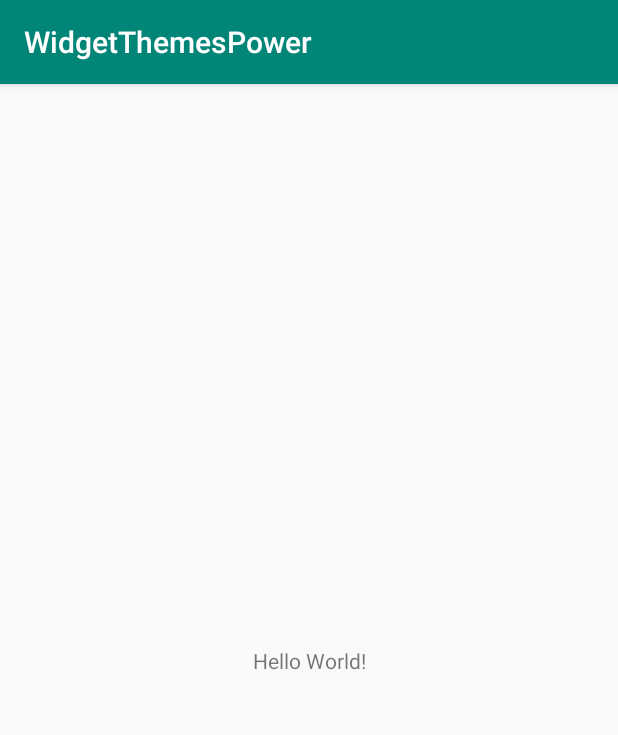
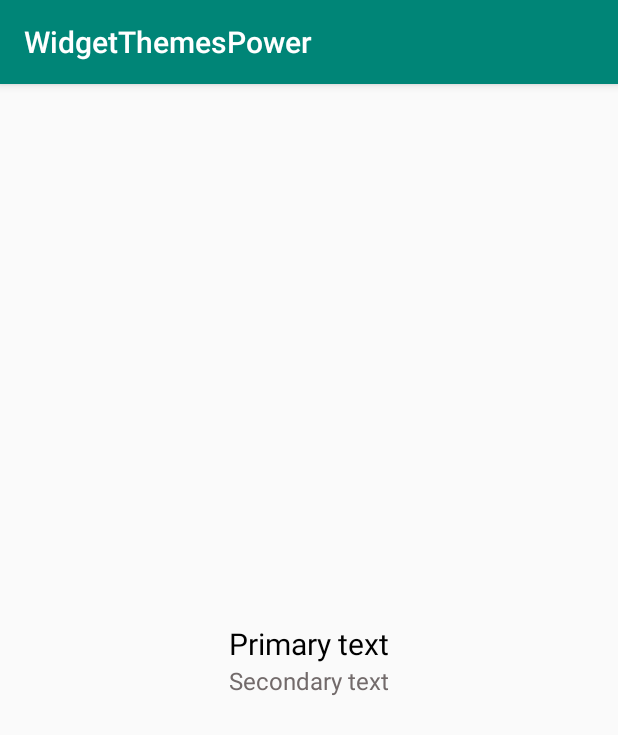
Before and after one commit to AlexMisiulia/CustomViewThemesPower, an Android app: the screen it shows after launch (MainActivity), on a phone screen of 412 x 824 dp. Shown: the top 735 px of the screen. Run offline under Robolectric (Android 15) with nearby library versions, the phone set to English and light mode, and no system bars.

Commit message:
complete sample

```diff
--- a/app/src/main/java/com/sharyfire/widgetthemespower/MainActivity.kt
+++ b/app/src/main/java/com/sharyfire/widgetthemespower/MainActivity.kt
@@ -2,11 +2,15 @@ package com.sharyfire.widgetthemespower
 
 import androidx.appcompat.app.AppCompatActivity
 import android.os.Bundle
+import kotlinx.android.synthetic.main.activity_main.*
 
 class MainActivity : AppCompatActivity() {
 
     override fun onCreate(savedInstanceState: Bundle?) {
         super.onCreate(savedInstanceState)
         setContentView(R.layout.activity_main)
+
+        textTextView.setText1("Primary text")
+        textTextView.setText2("Secondary text")
     }
 }
--- /dev/null
+++ b/app/src/main/java/com/sharyfire/widgetthemespower/TextTextView.kt
@@ -0,0 +1,30 @@
+package com.sharyfire.widgetthemespower
+
+import android.content.Context
+import android.util.AttributeSet
+import android.view.LayoutInflater
+import android.widget.LinearLayout
+import kotlinx.android.synthetic.main.widget_text_text_view.view.*
+
+class TextTextView: LinearLayout {
+
+    constructor(context: Context?) : super(context) {
+        init()
+    }
+
+    constructor(context: Context?, attrs: AttributeSet?) : super(context, attrs) {
+        init()
+    }
+
+    private fun init() {
+        LayoutInflater.from(context).inflate(R.layout.widget_text_text_view, this)
+    }
+
+    fun setText1(text: String) {
+        text1TextView.text = text
+    }
+
+    fun setText2(text: String) {
+        text2TextView.text = text
+    }
+}
--- a/app/src/main/res/layout/activity_main.xml
+++ b/app/src/main/res/layout/activity_main.xml
@@ -6,10 +6,11 @@
     android:layout_height="match_parent"
     tools:context=".MainActivity">
 
-    <TextView
+    <com.sharyfire.widgetthemespower.TextTextView
+        android:id="@+id/textTextView"
         android:layout_width="wrap_content"
         android:layout_height="wrap_content"
-        android:text="Hello World!"
+        android:theme="@style/TextTextViewTheme"
         app:layout_constraintBottom_toBottomOf="parent"
         app:layout_constraintLeft_toLeftOf="parent"
         app:layout_constraintRight_toRightOf="parent"
--- /dev/null
+++ b/app/src/main/res/layout/widget_text_text_view.xml
@@ -0,0 +1,23 @@
+<?xml version="1.0" encoding="utf-8"?>
+<LinearLayout xmlns:android="http://schemas.android.com/apk/res/android"
+    xmlns:tools="http://schemas.android.com/tools"
+    tools:theme="@style/TextTextViewTheme"
+    android:orientation="vertical"
+    android:layout_width="match_parent"
+    android:layout_height="match_parent">
+
+    <TextView
+        android:id="@+id/text1TextView"
+        android:layout_width="wrap_content"
+        android:layout_height="wrap_content"
+        tools:text="Test primary text"
+        style="?attr/textTextViewText1Style"/>
+
+    <TextView
+        android:id="@+id/text2TextView"
+        android:layout_width="wrap_content"
+        android:layout_height="wrap_content"
+        tools:text="Test secondary text"
+        style="?attr/textTextViewText2Style" />
+
+</LinearLayout>
--- /dev/null
+++ b/app/src/main/res/values/attrs.xml
@@ -0,0 +1,7 @@
+<?xml version="1.0" encoding="utf-8"?>
+<resources>
+    <declare-styleable name="TextTextView">
+        <attr name="textTextViewText1Style" format="reference"/>
+        <attr name="textTextViewText2Style" format="reference"/>
+    </declare-styleable>
+</resources>
--- a/app/src/main/res/values/styles.xml
+++ b/app/src/main/res/values/styles.xml
@@ -8,4 +8,19 @@
         <item name="colorAccent">@color/colorAccent</item>
     </style>
 
+    <style name="TextTextViewTheme">
+        <item name="textTextViewText1Style">@style/PrimaryText</item>
+        <item name="textTextViewText2Style">@style/SecondaryText</item>
+    </style>
+
+    <style name="PrimaryText">
+        <item name="android:textSize">20sp</item>
+        <item name="android:textColor">#000</item>
+    </style>
+
+    <style name="SecondaryText">
+        <item name="android:textSize">16sp</item>
+        <item name="android:textColor">#726A6A</item>
+    </style>
+
 </resources>
```
